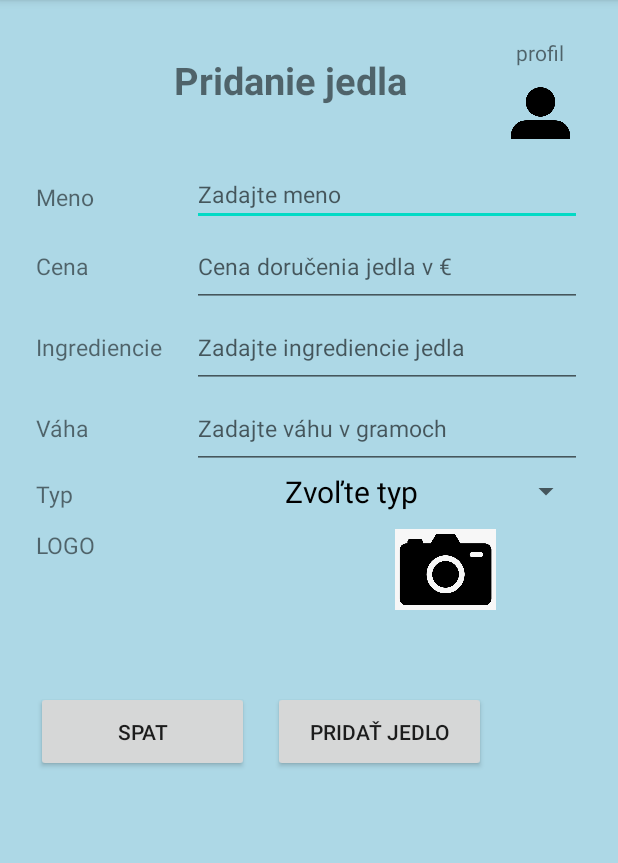
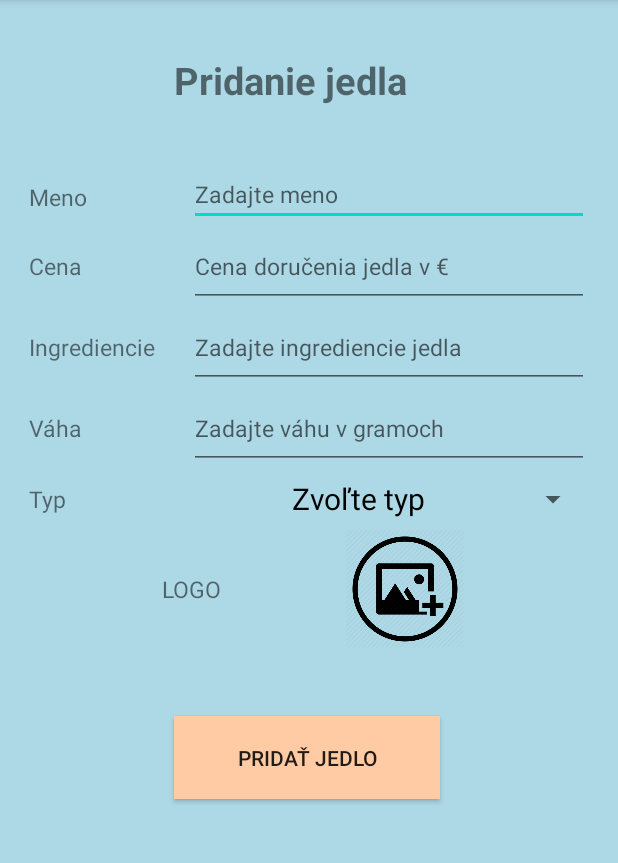
Before and after one commit to xheban/mtaa-FE, an Android app: the CreateFood screen opened directly, with no data from a screen before it, on a phone screen of 412 x 824 dp, the part 84-947 px from its top. Run offline under Robolectric (Android 15) with nearby library versions, the phone set to English and light mode, and no system bars; our stand-ins replace Volley; network calls fail; 3 statements that could not run were skipped.

Commit message:
addFodd layout change

```diff
--- a/app/src/main/java/com/example/mtaa/CreateRestaurant.java
+++ b/app/src/main/java/com/example/mtaa/CreateRestaurant.java
@@ -183,7 +183,7 @@ public class CreateRestaurant extends AppCompatActivity implements View.OnClickL
             jsonBody.put("delivery_price", delivery_price);
             jsonBody.put("delivery_time", delivery_time);
             jsonBody.put("min_price", min_price);
-            jsonBody.put("photo", "");
+            jsonBody.put("photo", imgstring);
             jsonBody.put("city_id", city_id);
             jsonBody.put("from", from);
             jsonBody.put("to",to);
@@ -198,7 +198,7 @@ public class CreateRestaurant extends AppCompatActivity implements View.OnClickL
                                 JSONObject res = new JSONObject(response);
                                 int response_code = res.getInt("response_code");
                                 if(response_code == 200) {
-                                    Toast.makeText(getApplicationContext(), "Reštaurícia úspešne vytvorená", Toast.LENGTH_SHORT).show();
+                                    Toast.makeText(getApplicationContext(), "Reštaurácia úspešne vytvorená", Toast.LENGTH_SHORT).show();
                                     finish();
                                 }
                                 if(response_code == 400){
--- a/app/src/main/res/layout/createfood.xml
+++ b/app/src/main/res/layout/createfood.xml
@@ -8,28 +8,6 @@
     android:padding="16sp"
     tools:context=".CreateFood"
     android:background="@color/lightBlue">
-
-    <TextView
-        android:id="@+id/profile"
-        android:layout_width="wrap_content"
-        android:layout_height="wrap_content"
-        android:layout_marginTop="9dp"
-        android:layout_marginEnd="20dp"
-        android:layout_marginRight="20dp"
-        android:text="@string/profil"
-        app:layout_constraintEnd_toEndOf="parent"
-        app:layout_constraintTop_toTopOf="parent" />
-
-    <ImageView
-        android:id="@+id/profil_img"
-        android:layout_width="39dp"
-        android:layout_height="41dp"
-        android:layout_marginTop="10dp"
-        android:layout_marginEnd="16dp"
-        android:layout_marginRight="16dp"
-        app:layout_constraintEnd_toEndOf="parent"
-        app:layout_constraintTop_toBottomOf="@+id/profile"
-        app:srcCompat="@drawable/profile" />
 
     <TextView
         android:id="@+id/title"
@@ -50,8 +28,8 @@
 
     <LinearLayout
         android:id="@+id/linearLayout"
-        android:layout_width="364dp"
-        android:layout_height="wrap_content"
+        android:layout_width="373dp"
+        android:layout_height="351dp"
         android:layout_marginStart="18dp"
         android:layout_marginLeft="18dp"
         android:layout_marginTop="40dp"
@@ -89,7 +67,6 @@
                 android:inputType="textPersonName"
                 android:textSize="15sp" />
         </LinearLayout>
-
 
 
         <LinearLayout
@@ -174,43 +151,39 @@
         </LinearLayout>
 
 
-
-
-
         <LinearLayout
             android:layout_width="match_parent"
-            android:layout_height="wrap_content"
+            android:layout_height="40dp"
             android:layout_gravity="center">
 
             <TextView
                 android:id="@+id/type"
                 android:layout_width="0dp"
-                android:layout_height="40dp"
+                android:layout_height="match_parent"
                 android:layout_weight="1"
                 android:text="@string/type"
                 android:textSize="15sp"
-
+                android:gravity="center|left"
                 app:layout_constraintStart_toStartOf="@+id/užívateľ"
                 tools:layout_editor_absoluteY="195dp" />
 
             <Spinner
                 android:id="@+id/type_spinner"
                 android:layout_width="260dp"
-                android:layout_height="30dp"
-                android:textSize="20sp"
-                ></Spinner>
+                android:layout_height="match_parent"
+                android:textSize="20sp"></Spinner>
         </LinearLayout>
 
         <LinearLayout
             android:layout_width="match_parent"
-            android:layout_height="54dp"
+            android:layout_height="106dp"
             android:layout_gravity="center">
 
             <TextView
                 android:id="@+id/logo"
-                android:layout_width="0dp"
-                android:layout_height="40dp"
-                android:layout_weight="1"
+                android:layout_width="128dp"
+                android:layout_height="80dp"
+                android:gravity="center|right"
                 android:text="@string/logo"
                 android:textSize="15sp"
                 app:layout_constraintStart_toStartOf="@+id/užívateľ"
@@ -218,42 +191,9 @@
 
             <ImageView
                 android:id="@+id/imageView7"
-                android:layout_width="0dp"
-                android:layout_height="match_parent"
-                android:layout_weight="1"
-                app:srcCompat="@drawable/camera" />
-
-
-        </LinearLayout>
-
-        <LinearLayout
-            android:layout_width="match_parent"
-            android:layout_height="54dp"
-            android:layout_gravity="center">
-        </LinearLayout>
-
-        <LinearLayout
-            android:layout_width="match_parent"
-            android:layout_height="54dp"
-            android:layout_gravity="center">
-
-            <Button
-                android:id="@+id/backBtn"
-                android:layout_width="142dp"
-                android:layout_height="match_parent"
-                android:layout_marginRight="16dp"
-                android:text="@string/back"
-                app:layout_constraintEnd_toEndOf="parent"
-                app:layout_constraintTop_toBottomOf="@+id/linearLayout" />
-
-            <Button
-                android:id="@+id/createFoodBtn"
-                android:layout_width="142dp"
-                android:layout_height="match_parent"
-                android:layout_marginRight="16dp"
-                android:text="@string/create_food"
-                app:layout_constraintEnd_toEndOf="parent"
-                app:layout_constraintTop_toBottomOf="@+id/linearLayout" />
+                android:layout_width="wrap_content"
+                android:layout_height="80dp"
+                app:srcCompat="@drawable/addphoto" />
 
 
         </LinearLayout>
@@ -261,7 +201,21 @@
 
     </LinearLayout>
 
-
+    <Button
+        android:id="@+id/createFoodBtn"
+        android:layout_width="177dp"
+        android:layout_height="55dp"
+        android:layout_marginStart="100dp"
+        android:layout_marginLeft="100dp"
+        android:layout_marginTop="15dp"
+        android:layout_marginEnd="100dp"
+        android:layout_marginRight="100dp"
+        android:background="@color/peach"
+        android:text="@string/create_food"
+        app:layout_constraintEnd_toEndOf="parent"
+        app:layout_constraintHorizontal_bias="0.0"
+        app:layout_constraintStart_toStartOf="parent"
+        app:layout_constraintTop_toBottomOf="@+id/linearLayout" />
 
 
 </androidx.constraintlayout.widget.ConstraintLayout>
```
